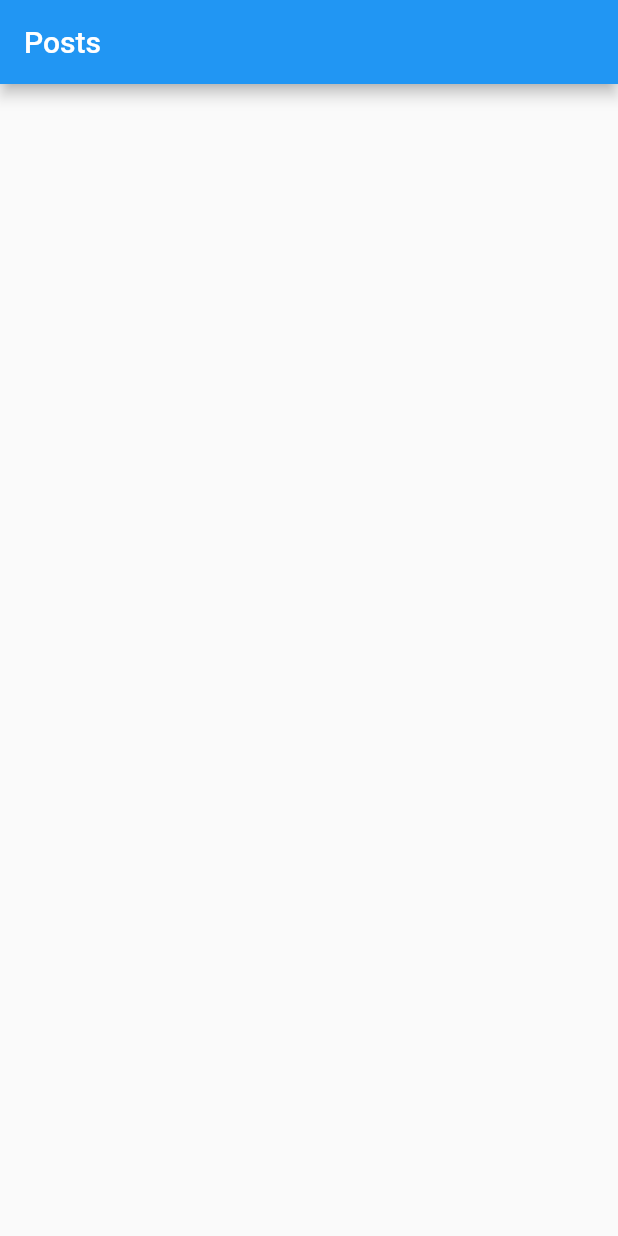
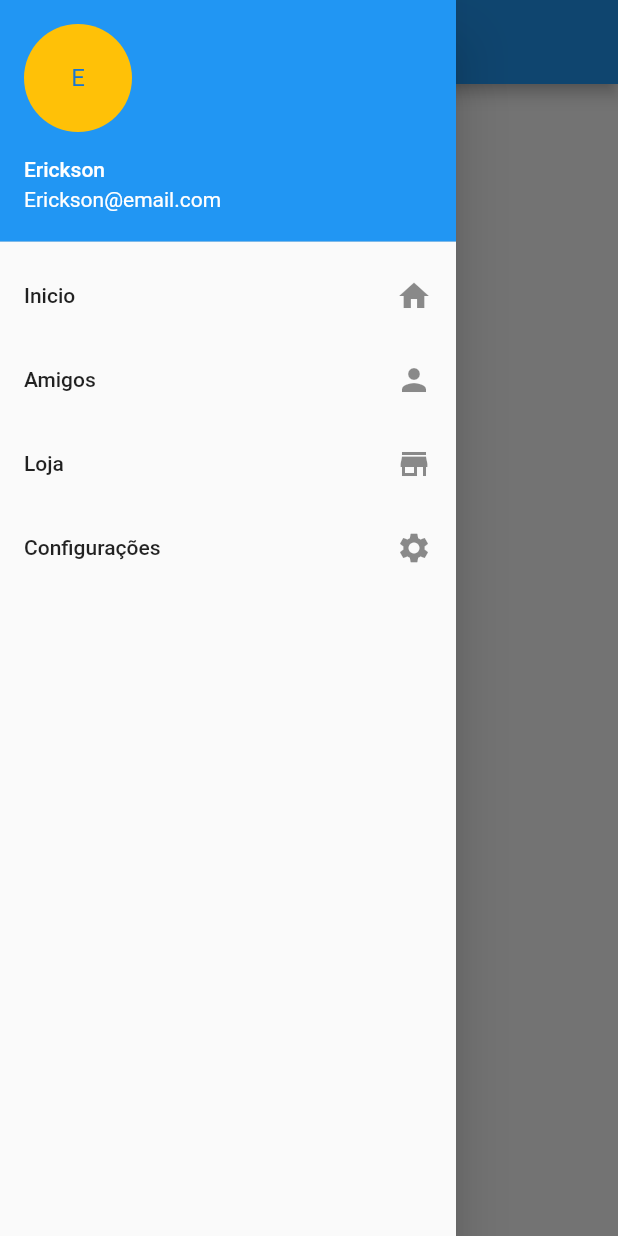
Before and after one commit to Ericksonmoura45-zz/Social-Media, a Flutter app: the screen it shows after launch, with the side drawer open (before the commit the screen has no drawer), on a phone screen of 412 x 824 dp. Run offline on Flutter 3.47's test engine with Material 2 defaults, Android fonts, the phone set to English and light mode, and no system bars; our stand-ins replace dio, flutter_mobx, mobx; generated files the repository leaves out were written again; network calls fail.

Commit message:
TODO: users

```diff
--- a/lib/pages/home/home.dart
+++ b/lib/pages/home/home.dart
@@ -22,6 +22,50 @@ class FeedPage extends StatelessWidget {
           );
         },
       ),
+      drawer: Drawer(
+        //Menu superior
+        child: ListView(
+          children: [
+            UserAccountsDrawerHeader(
+              accountName: Text('Erickson'),
+              accountEmail: Text('Erickson@email.com'),
+              currentAccountPicture: CircleAvatar(
+                child: Text('E'),
+                backgroundColor: Colors.amber,
+              ),
+            ),
+            ListTile(
+              //opções do menu superior
+              title: Text('Inicio'),
+              trailing: Icon(Icons.home),
+              onTap: () {
+                Navigator.pop(context); //fecha drawer ao clicar fora
+              },
+            ),
+            ListTile(
+              title: Text('Amigos'),
+              trailing: Icon(Icons.person),
+              onTap: () {
+                Navigator.pop(context);
+              },
+            ),
+            ListTile(
+              title: Text('Loja'),
+              trailing: Icon(Icons.store),
+              onTap: () {
+                Navigator.pop(context);
+              },
+            ),
+            ListTile(
+              title: Text('Configurações'),
+              trailing: Icon(Icons.settings),
+              onTap: () {
+                Navigator.pop(context);
+              },
+            )
+          ],
+        ),
+      ),
     );
   }
 
--- a/lib/pages/user/user_details.dart
+++ b/lib/pages/user/user_details.dart
@@ -10,6 +10,6 @@ class UserDetail extends StatelessWidget {
   @override
   Widget build(BuildContext context) {
     final controller = HomeController();
-    return Scaffold();
+    return Scaffold(); //configurar página do perfil do usuário
   }
 }
--- a/lib/widgets/post_widget.dart
+++ b/lib/widgets/post_widget.dart
@@ -45,15 +45,15 @@ Widget _buildUser() {
   return Row(
     children: [
       CircleAvatar(
-        backgroundImage: NetworkImage(
-            'https://static.vecteezy.com/ti/vetor-gratis/p1/2275818-avatar-feminino-mulher-perfil-icone-para-rede-vetor.jpg'),
+        backgroundImage:
+            NetworkImage('https://freesvg.org/img/abstract-user-flat-3.png'),
         minRadius: 15,
       ),
       SizedBox(width: 20),
       Column(
         crossAxisAlignment: CrossAxisAlignment.start,
         children: [
-          Text('Fulano de Tal'),
+          Text('Usuário'),
           Text(DateFormat.yMd().format(DateTime.now())),
         ],
       )
```
